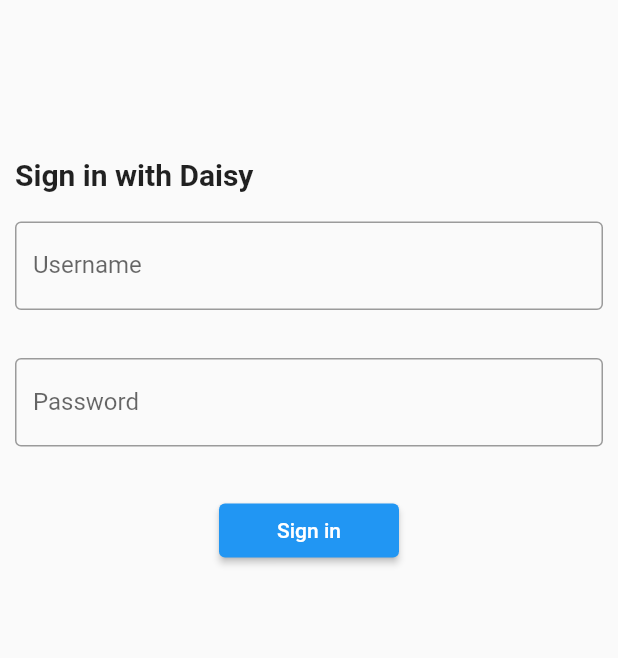
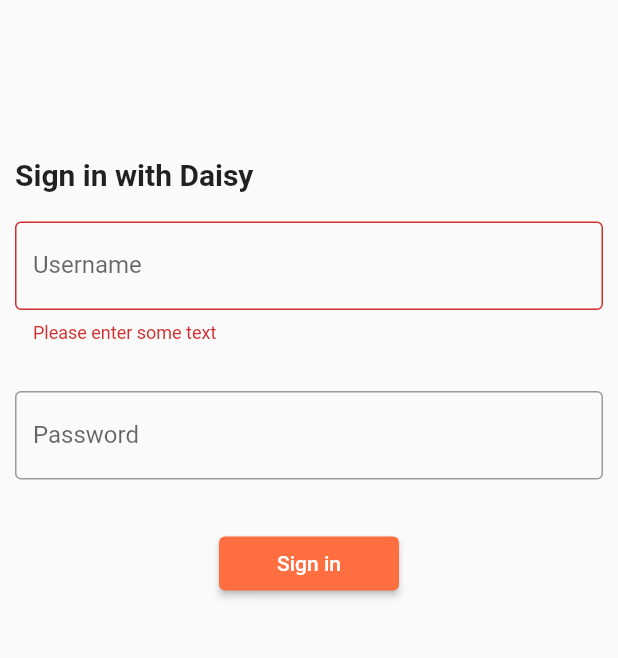
Before and after one commit to niklasenberg/fook, a Flutter app: the screen it shows after launch, after a tap on "Sign in", on a phone screen of 412 x 824 dp, the part 323-981 px from its top. Run offline on Flutter 3.47's test engine with Material 2 defaults, Android fonts, the phone set to English and light mode, and no system bars; our stand-ins replace firebase_auth, firebase_core, fluttertoast, string_validator; missing offline and left inert: flutterfire_ui; accounts and stored records are empty.

Commit message:
update login_page.dart

```diff
--- a/lib/widgets/login_page.dart
+++ b/lib/widgets/login_page.dart
@@ -1,7 +1,8 @@
-import 'package:firebase_auth/firebase_auth.dart';
+import 'package:fluttertoast/fluttertoast.dart';
 import 'package:flutter/material.dart';
 import 'home_page.dart';
 import 'package:flutterfire_ui/auth.dart';
+import 'package:string_validator/string_validator.dart';
 
 class LoginPage extends StatelessWidget {
   const LoginPage({Key? key}) : super(key: key);
@@ -9,6 +10,7 @@ class LoginPage extends StatelessWidget {
   @override
   Widget build(BuildContext context) {
     return Scaffold(
+      resizeToAvoidBottomInset: false,
       body: LoginForm(),
     );
   }
@@ -19,6 +21,7 @@ class LoginForm extends StatelessWidget {
 
   final emailCtrl = TextEditingController();
   final passwordCtrl = TextEditingController();
+  final _formKey = GlobalKey<FormState>();
 
   @override
   Widget build(BuildContext context) {
@@ -27,11 +30,22 @@ class LoginForm extends StatelessWidget {
         if (state is SignedIn) {
           Navigator.pushReplacement(context,
               MaterialPageRoute(builder: (context) => const HomePage()));
+        } else if (state is AuthFailed) {
+          Fluttertoast.showToast(
+              msg: 'Login or password is invalid',
+              toastLength: Toast.LENGTH_SHORT,
+              gravity: ToastGravity.CENTER,
+              timeInSecForIosWeb: 2,
+              backgroundColor: Colors.deepOrangeAccent,
+              textColor: Colors.white,
+              fontSize: 16.0);
         }
       },
       builder: (context, state, controller, _) {
         if (state is AwaitingEmailAndPassword) {
-          return Column(
+          return Form(
+            key: _formKey,
+            child: Column(
               children: [
                 Container(
                   width: 300.0,
@@ -45,14 +59,15 @@ class LoginForm extends StatelessWidget {
                   ),
                 ),
                 Container(
-                padding: EdgeInsets.symmetric(horizontal: 10.0, vertical: 20.0),
+                  padding:
+                      EdgeInsets.symmetric(horizontal: 10.0, vertical: 20.0),
                   child: const Align(
                     alignment: Alignment.centerLeft,
                     child: Text(
                       'Sign in with Daisy',
                       textAlign: TextAlign.left,
-                    style:
-                        TextStyle(fontWeight: FontWeight.bold, fontSize: 20.0),
+                      style: TextStyle(
+                          fontWeight: FontWeight.bold, fontSize: 20.0),
                     ),
                   ),
                 ),
@@ -61,13 +76,21 @@ class LoginForm extends StatelessWidget {
                     Container(
                       padding: EdgeInsets.symmetric(horizontal: 10.0),
                       child: TextFormField(
+                          validator: (value) {
+                            if (value == null || value.isEmpty) {
+                              return 'Please enter some text';
+                            } else if (value.length != 8 || !isAlpha(value.substring(0,3)) || !isNumeric(value.substring(4,7))) {
+                              return 'Wrong format, should be abcd1234';
+                            }
+                          },
                           decoration: const InputDecoration(
                             border: OutlineInputBorder(),
                             labelText: 'Username',
                           ),
                           controller: emailCtrl),
                     ),
-                  const Padding(padding: EdgeInsets.symmetric(vertical: 16.0)),
+                    const Padding(
+                        padding: EdgeInsets.symmetric(vertical: 16.0)),
                     Container(
                       padding: EdgeInsets.symmetric(horizontal: 10.0),
                       child: TextFormField(
@@ -83,23 +106,24 @@ class LoginForm extends StatelessWidget {
                 Padding(padding: EdgeInsets.symmetric(vertical: 16.0)),
                 ElevatedButton(
                   onPressed: () {
+                    if (_formKey.currentState!.validate()) {
                       controller.setEmailAndPassword(
-                    emailCtrl.text,
+                        emailCtrl.text + '@test.com',
                         passwordCtrl.text,
                       );
+                    }
                   },
                   child: const Text('Sign in'),
                   style: ElevatedButton.styleFrom(
                     fixedSize: Size(120.0, 30.0),
+                    primary: Colors.deepOrangeAccent,
                   ),
                 ),
               ],
+            ),
           );
         } else if (state is SigningIn) {
           return Center(child: CircularProgressIndicator());
-        } else if (state is AuthFailed) {
-          // FlutterFireUIWidget that shows a human-readable error message.
-          return SnackBar(content: Text(state.exception.toString()));
         } else {
           return const LoginPage();
         }
--- a/pubspec.yaml
+++ b/pubspec.yaml
@@ -37,6 +37,8 @@ dependencies:
   firebase_core: ^1.14.0
   firebase_auth: ^3.3.13
   flutterfire_ui: ^0.4.0+1
+  fluttertoast: ^8.0.9
+  string_validator: ^0.3.0
 
 dev_dependencies:
   flutter_test:
```
Also changed, not shown: pubspec.lock, 1 other file. Lines whose indentation alone changed are shown as unchanged.
